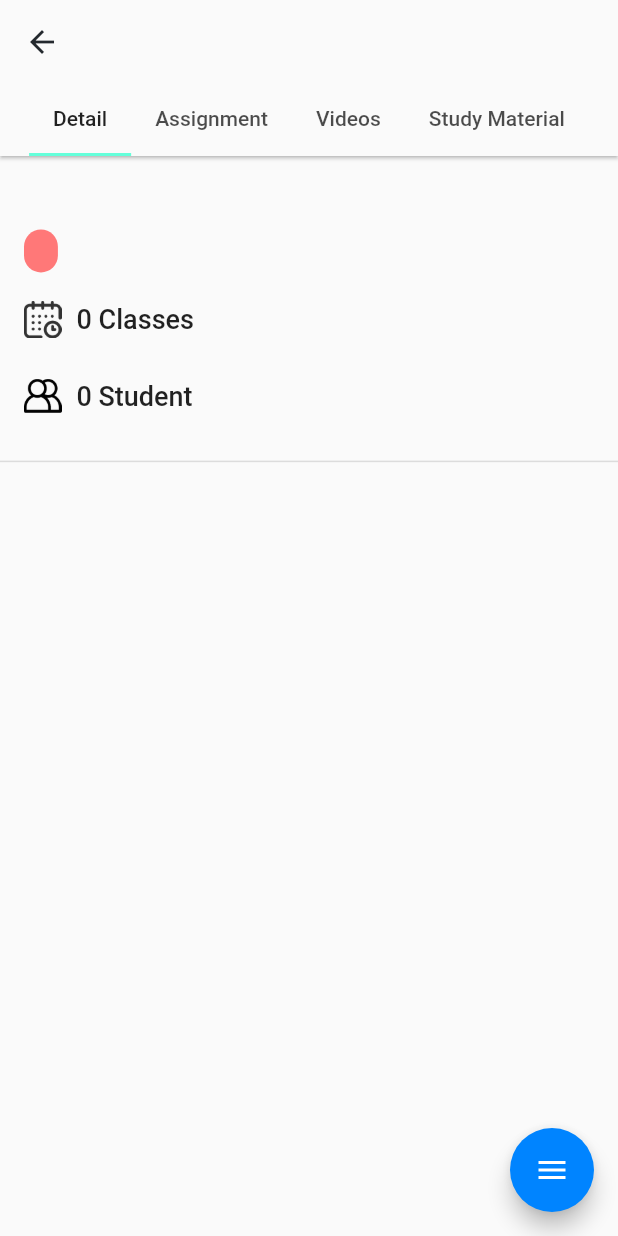
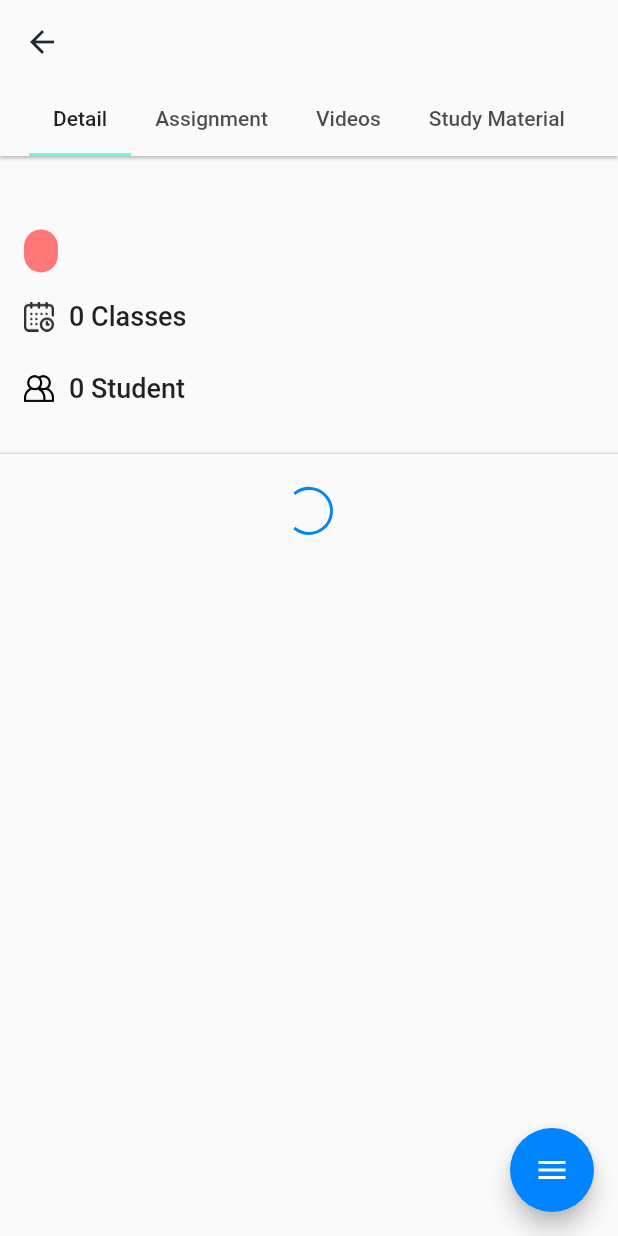
Before and after one commit to pensil-inc/flutter_pensil_app, a Flutter app: the BatchMasterDetailPage screen opened directly with empty values, on a phone screen of 412 x 824 dp. Run offline on Flutter 3.47's test engine with Material 2 defaults, Android fonts, the phone set to English and light mode, and no system bars; our stand-ins replace cached_network_image, contacts_service, dio, equatable, file_picker, firebase_messaging and 3 more; missing offline and left inert: add_thumbnail, flutter_custom_tabs; accounts and stored records are empty.

```diff
--- a/lib/model/batch_meterial_model.dart
+++ b/lib/model/batch_meterial_model.dart
@@ -30,6 +30,7 @@ class BatchMaterialRespopnseModel {
 class BatchMaterialModel {
     BatchMaterialModel({
         this.id,
+        this.articleUrl,
         this.title,
         this.subject,
         this.description,
@@ -43,6 +44,7 @@ class BatchMaterialModel {
     });
 
     final String id;
+    final String articleUrl;
     final String title;
     final String subject;
     final String description;
@@ -60,6 +62,7 @@ class BatchMaterialModel {
 
     factory BatchMaterialModel.fromJson(Map<String, dynamic> json) => BatchMaterialModel(
         id: json["id"] == null ? null : json["id"],
+        articleUrl: json["fileUrl"] == null ? null : json["fileUrl"],
         title: json["title"] == null ? null : json["title"],
         subject: json["subject"] == null ? null : json["subject"],
         description: json["description"] == null ? null : json["description"],
@@ -74,6 +77,7 @@ class BatchMaterialModel {
 
     Map<String, dynamic> toJson() => {
         "id": id == null ? null : id,
+        "fileUrl": articleUrl == null ? null : articleUrl,
         "title": title == null ? null : title,
         "subject": subject == null ? null : subject,
         "description": description == null ? null : description,
--- a/lib/ui/page/batch/pages/detail/batch_detail_page.dart
+++ b/lib/ui/page/batch/pages/detail/batch_detail_page.dart
@@ -8,6 +8,7 @@ import 'package:flutter_pensil_app/ui/page/home/widget/announement_widget.dart';
 import 'package:flutter_pensil_app/ui/theme/theme.dart';
 import 'package:flutter_pensil_app/ui/widget/p_avatar.dart';
 import 'package:flutter_pensil_app/ui/widget/p_chiip.dart';
+import 'package:flutter_pensil_app/ui/widget/p_loader.dart';
 import 'package:provider/provider.dart';
 
 class BatchDetailPage extends StatelessWidget {
@@ -36,7 +37,8 @@ class BatchDetailPage extends StatelessWidget {
 
   Widget _students(ThemeData theme) {
     return Wrap(
-      children: model.studentModel.map((model) => SizedBox(
+            children: model.studentModel
+                .map((model) => SizedBox(
                       height: 35,
                       child: Padding(
                         padding: EdgeInsets.only(right: 5),
@@ -46,9 +48,9 @@ class BatchDetailPage extends StatelessWidget {
                           backGroundColor: PColors.randomColor(model.name),
                         ),
                       ),
-              )).toList()
-
-    ).p16;
+                    ))
+                .toList())
+        .p16;
   }
 
   @override
@@ -76,7 +78,7 @@ class BatchDetailPage extends StatelessWidget {
                   SizedBox(height: 19),
                   Row(
                     children: <Widget>[
-                      Image.asset(Images.calender, width: 25),
+                      Image.asset(Images.calender, width: 20),
                       SizedBox(width: 10),
                       _title(context, "${model.classes.length} Classes", fontSize: 18),
                     ],
@@ -92,7 +94,7 @@ class BatchDetailPage extends StatelessWidget {
               Row(
                 crossAxisAlignment: CrossAxisAlignment.center,
                 children: <Widget>[
-                  Image.asset(Images.peopleBlack, width: 25),
+                  Image.asset(Images.peopleBlack, width: 20),
                   SizedBox(width: 10),
                   _title(context, "${model.studentModel.length} Student", fontSize: 18),
                 ],
@@ -104,6 +106,9 @@ class BatchDetailPage extends StatelessWidget {
         SliverToBoxAdapter(child: Divider(height: 1, thickness: 1).pB(8)),
         Consumer<AnnouncementState>(
           builder: (context, state, child) {
+            if (state.isBusy) {
+              return SliverToBoxAdapter(child: PCLoader(stroke:2));
+            }
             if (state.batchAnnouncementList != null && state.batchAnnouncementList.isNotEmpty)
               return SliverList(
                 delegate: SliverChildBuilderDelegate(
--- a/lib/ui/page/batch/pages/material/upload_material.dart
+++ b/lib/ui/page/batch/pages/material/upload_material.dart
@@ -100,7 +100,7 @@ class _UploadMaterialPageState extends State<UploadMaterialPage> {
     final isOk = await state.uploadMaterial(_title.text, _description.text);
     isLoading.value = false;
     if (isOk) {
-      Alert.sucess(context, message: "Video added sucessfully!!", title: "Message");
+      Alert.sucess(context, message: "Material added sucessfully!!", title: "Message");
       await widget.state.getBatchMaterialList();
     } else {
       Alert.sucess(context, message: "Some error occured. Please try again in some time!!", title: "Message", height: 170);
--- a/lib/ui/widget/p_loader.dart
+++ b/lib/ui/widget/p_loader.dart
@@ -21,6 +21,9 @@ class Ploader extends StatelessWidget {
 
 
 class PCLoader extends StatelessWidget {
+  final double stroke;
+
+  const PCLoader({Key key, this.stroke = 1}) : super(key: key);
   @override
   Widget build(BuildContext context) {
     return Container(
@@ -29,7 +32,7 @@ class PCLoader extends StatelessWidget {
       child: SizedBox(
         height: 30,
         width: 30,
-        child: Ploader(stroke: 1),
+        child: Ploader(stroke: stroke),
       ),
     );
   }
```
Also changed, not shown: lib/states/teacher/material/batch_material_state.dart (+9 -12 lines), lib/ui/page/batch/pages/batch_study_material_page.dart (+3 -4 lines), lib/ui/page/batch/pages/video/batch_videos_page.dart (+8 -6 lines), lib/ui/page/common/web_view.page.dart (+6 -9 lines). Lines whose indentation alone changed are shown as unchanged.
